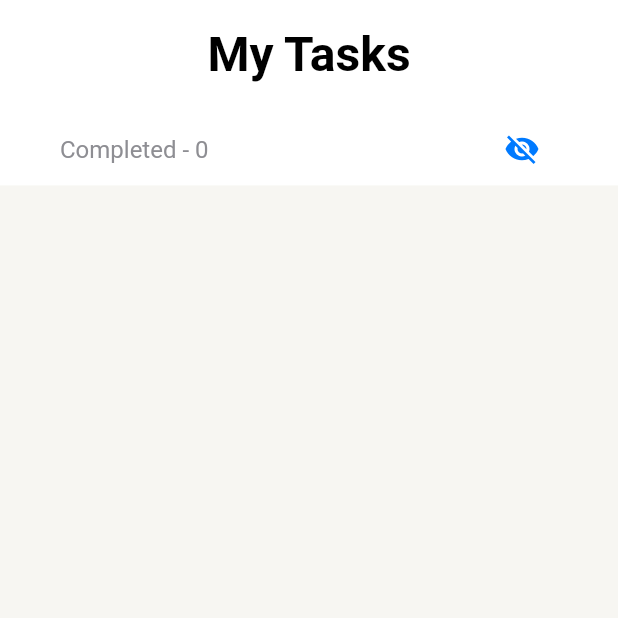
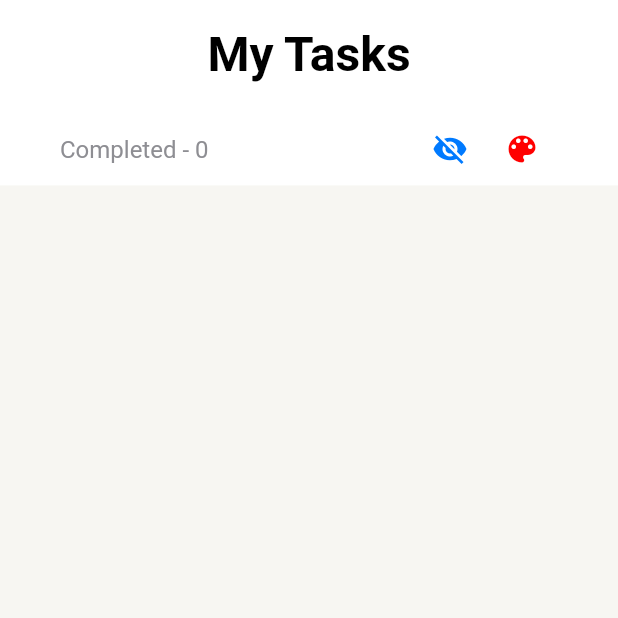
Before and after one commit to aanazhi/todo_list_yandex, a Flutter app: the screen it shows after launch, scrolled down 206 dp, after a tap on the "visibility" icon, on a phone screen of 412 x 824 dp, the top half of it. Run offline on Flutter 3.47's test engine with Material 3 defaults, Android fonts, the phone set to English and light mode, and no system bars; our stand-ins replace connectivity_plus, device_info_plus, dio, firebase_analytics, firebase_core, firebase_crashlytics and 6 more; accounts and stored records are empty; network calls fail.

Commit message:
ДЗ4_Linus Torvalds

```diff
--- a/todo_list_yandex/lib/config/theme/app_theme.dart
+++ b/todo_list_yandex/lib/config/theme/app_theme.dart
@@ -3,7 +3,6 @@ import 'package:flutter/material.dart';
 @immutable
 class AppTheme {
   const AppTheme._();
-
   static final light = ThemeData(
     useMaterial3: false,
     brightness: Brightness.light,
@@ -49,6 +48,52 @@ class AppTheme {
       onSurface: AppColors.labelLightPrimary,
     ).copyWith(onPrimary: AppColors.backLightPrimary),
   );
+
+  static final dark = ThemeData(
+    useMaterial3: false,
+    brightness: Brightness.dark,
+    primaryColor: AppColors.labelDarkPrimary,
+    scaffoldBackgroundColor: AppColors.backDarkSecondary,
+    cardColor: AppColors.backDarkElevated,
+    dividerColor: AppColors.supportDarkSeparator,
+    hoverColor: AppColors.supportDarkOverlay,
+    textTheme: const TextTheme(
+      displayLarge: TextStyle(
+          color: AppColors.labelDarkPrimary,
+          fontSize: 32.0,
+          fontWeight: FontWeight.bold),
+      displayMedium: TextStyle(
+        color: AppColors.labelDarkSecondary,
+        fontSize: 20.0,
+      ),
+      bodyLarge: TextStyle(
+        color: AppColors.labelDarkPrimary,
+        fontSize: 20.0,
+      ),
+      bodyMedium: TextStyle(
+        color: AppColors.labelDarkPrimary,
+        fontSize: 16.0,
+      ),
+      bodySmall: TextStyle(
+        color: AppColors.colorDarkGray,
+        fontSize: 16.0,
+      ),
+    ),
+    buttonTheme: const ButtonThemeData(
+      buttonColor: AppColors.colorDarkBlue,
+      textTheme: ButtonTextTheme.primary,
+    ),
+    colorScheme: const ColorScheme.dark(
+      primary: AppColors.colorDarkBlue,
+      secondary: AppColors.colorDarkGreen,
+      error: AppColors.colorDarkRed,
+      onPrimary: AppColors.backDarkPrimary,
+      surface: AppColors.backDarkSecondary,
+      onSecondary: AppColors.colorDarkGray,
+      onError: AppColors.supportDarkSeparator,
+      onSurface: AppColors.labelDarkPrimary,
+    ).copyWith(onPrimary: AppColors.backDarkPrimary),
+  );
 }
 
 class AppColors {
@@ -74,4 +119,27 @@ class AppColors {
   static const Color backLightPrimary = Color(0xFFF7F6F2);
   static const Color backLightSecondary = Color(0xFFFFFFFF);
   static const Color backLightElevated = Color(0xFFFFFFFF);
+
+  // Support [Dark]
+  static const Color supportDarkSeparator = Color(0x33FFFFFF);
+  static const Color supportDarkOverlay = Color(0x52000000);
+
+  // Label [Dark]
+  static const Color labelDarkPrimary = Color(0xFFFFFFFF);
+  static const Color labelDarkSecondary = Color(0x99FFFFFF);
+  static const Color labelDarkTertiary = Color(0x66FFFFFF);
+  static const Color labelDarkDisable = Color(0x26FFFFFF);
+
+  // Color [Dark]
+  static const Color colorDarkRed = Color(0xFFFF453A);
+  static const Color colorDarkGreen = Color(0xFF32D74B);
+  static const Color colorDarkBlue = Color(0xFF0A84FF);
+  static const Color colorDarkGray = Color(0xFF8E8E93);
+  static const Color colorDarkGrayLight = Color(0xFF48484A);
+  static const Color colorDarkWhite = Color(0xFFFFFFFF);
+
+  // Back [Dark]
+  static const Color backDarkPrimary = Color(0xFF161618);
+  static const Color backDarkSecondary = Color(0xFF252528);
+  static const Color backDarkElevated = Color(0xFF3C3C3F);
 }
--- /dev/null
+++ b/todo_list_yandex/lib/features/tasks/data/providers/remote_configs_provider.dart
@@ -0,0 +1,19 @@
+import 'dart:ui';
+
+import 'package:firebase_remote_config/firebase_remote_config.dart';
+import 'package:flutter_riverpod/flutter_riverpod.dart';
+import 'package:todo_list_yandex/features/tasks/application/color_state_notifier.dart';
+import 'package:todo_list_yandex/features/tasks/data/services/remote_config_service.dart';
+
+final remoteConfigProvider = Provider<RemoteConfigService>((ref) {
+  final remoteConfig = FirebaseRemoteConfig.instance;
+  final service = RemoteConfigService(remoteConfig);
+  service.initialize();
+  return service;
+});
+
+final colorStateProvider =
+    StateNotifierProvider<ColorStateNotifier, Color>((ref) {
+  final remoteConfigService = ref.watch(remoteConfigProvider);
+  return ColorStateNotifier(remoteConfigService.importanceColor);
+});
--- /dev/null
+++ b/todo_list_yandex/lib/features/tasks/data/router/app_router.dart
@@ -0,0 +1,35 @@
+import 'package:flutter/material.dart';
+import 'package:go_router/go_router.dart';
+import 'package:todo_list_yandex/features/tasks/data/models/task_model.dart';
+import 'package:todo_list_yandex/features/tasks/data/services/analytics_service.dart';
+import 'package:todo_list_yandex/features/tasks/presentation/screens/add_edit_task_screen.dart';
+import 'package:todo_list_yandex/features/tasks/presentation/screens/home_screen.dart';
+
+class AppRouter {
+  final GoRouter router;
+
+  AppRouter()
+      : router = GoRouter(
+          routes: [
+            GoRoute(
+              path: '/',
+              builder: (context, state) {
+                AnalyticsService.logScreenView('HomeScreen');
+                return const HomeScreen();
+              },
+            ),
+            GoRoute(
+              path: '/addtask',
+              builder: (context, state) {
+                final task = state.extra as Task?;
+                AnalyticsService.logScreenView('AddEditTaskScreen');
+                return AddEditTaskScreen(task: task);
+              },
+            ),
+          ],
+        );
+
+  void navigateToAddTask(BuildContext context, {Task? task}) {
+    router.go('/addtask', extra: task);
+  }
+}
--- /dev/null
+++ b/todo_list_yandex/lib/features/tasks/data/services/analytics_service.dart
@@ -0,0 +1,27 @@
+import 'package:firebase_analytics/firebase_analytics.dart';
+import 'package:todo_list_yandex/logger/logger.dart';
+
+class AnalyticsService {
+  static final FirebaseAnalytics _analytics = FirebaseAnalytics.instance;
+
+  static void logTaskEvent(String action, String taskId) {
+    _analytics.logEvent(
+      name: 'task_$action',
+      parameters: <String, Object>{
+        'task_id': taskId,
+        'timestamp': DateTime.now().toIso8601String(),
+      },
+    );
+  }
+
+  static void logScreenView(String screenName) {
+    TaskLogger().logDebug('Переход на экран: $screenName');
+    _analytics.logEvent(
+      name: 'screen_view',
+      parameters: <String, Object>{
+        'screen_name': screenName,
+        'timestamp': DateTime.now().toIso8601String(),
+      },
+    );
+  }
+}
--- /dev/null
+++ b/todo_list_yandex/lib/features/tasks/data/services/remote_config_service.dart
@@ -0,0 +1,51 @@
+import 'package:firebase_remote_config/firebase_remote_config.dart';
+import 'package:flutter/material.dart';
+import 'package:todo_list_yandex/logger/logger.dart';
+
+class RemoteConfigService {
+  final FirebaseRemoteConfig _remoteConfig;
+
+  RemoteConfigService(this._remoteConfig);
+
+  static const String importanceColorKey = 'importanceColor';
+  final colorsRed =  const Color(0xFFFF3B30);
+
+  Future<void> initialize() async {
+    await _remoteConfig.setDefaults(<String, dynamic>{
+      importanceColorKey: '#FF0000',
+    });
+
+    await fetchAndActivate();
+  }
+
+  Future<void> fetchAndActivate() async {
+    try {
+      await _remoteConfig.setConfigSettings(RemoteConfigSettings(
+        fetchTimeout: const Duration(seconds: 10),
+        minimumFetchInterval: Duration.zero,
+      ));
+      await _remoteConfig.fetchAndActivate();
+    } catch (e) {
+      TaskLogger().logDebug(e.toString());
+    }
+  }
+
+  Color get importanceColor {
+    final colorString = _remoteConfig.getString(importanceColorKey);
+    TaskLogger().logDebug('importanceColor - ${_hexToColor(colorString)}');
+    return _hexToColor(colorString) ?? colorsRed;
+  }
+
+  Color? _hexToColor(String hex) {
+    try {
+      hex = hex.replaceFirst('#', '');
+      if (hex.length == 6) {
+        hex = 'FF$hex';
+      }
+      return Color(int.parse(hex, radix: 16));
+    } catch (e) {
+      TaskLogger().logDebug('Error parsing color: $e');
+      return null;
+    }
+  }
+}
--- a/todo_list_yandex/lib/features/tasks/presentation/screens/home_screen.dart
+++ b/todo_list_yandex/lib/features/tasks/presentation/screens/home_screen.dart
@@ -1,4 +1,5 @@
 import 'package:flutter/material.dart';
+import 'package:todo_list_yandex/features/tasks/data/providers/remote_configs_provider.dart';
 import 'package:todo_list_yandex/features/tasks/data/providers/tasks_provider.dart';
 import 'package:todo_list_yandex/features/tasks/presentation/widgets/add_task_button_plus.dart';
 import 'package:todo_list_yandex/features/tasks/presentation/widgets/my_sliver_app_bar.dart';
@@ -18,7 +19,7 @@ class HomeScreen extends ConsumerWidget {
     final deviceSize = MediaQuery.of(context).size;
     final isVisible = ref.watch(taskVisibilityProvider);
     final tasksAsyncValue = ref.watch(tasksProvider);
-    final tasksService = ref.watch(tasksServiceProvider);
+    final importanceColor = ref.watch(colorStateProvider);
 
     return Scaffold(
       backgroundColor: colors.onPrimary,
@@ -54,7 +55,9 @@ class HomeScreen extends ConsumerWidget {
                             const Spacer(),
                             Padding(
                               padding: const EdgeInsets.only(right: 40),
-                              child: IconButton(
+                              child: Row(
+                                children: [
+                                  IconButton(
                                     onPressed: () {
                                       TaskLogger().logDebug(
                                           'Нажата кнопка - переключение видимости задачи');
@@ -68,6 +71,17 @@ class HomeScreen extends ConsumerWidget {
                                           : Icons.visibility,
                                       color: colors.primary,
                                     ),
+                                  ),
+                                  IconButton(
+                                    onPressed: () => ref
+                                        .read(colorStateProvider.notifier)
+                                        .toggleColor(),
+                                    icon: Icon(
+                                      Icons.color_lens,
+                                      color: importanceColor,
+                                    ),
+                                  ),
+                                ],
                               ),
                             ),
                           ],
--- a/todo_list_yandex/lib/main.dart
+++ b/todo_list_yandex/lib/main.dart
@@ -1,13 +1,13 @@
+import 'package:firebase_core/firebase_core.dart';
+import 'package:firebase_crashlytics/firebase_crashlytics.dart';
 import 'package:flutter/material.dart';
 import 'package:flutter/services.dart';
 import 'package:flutter_localizations/flutter_localizations.dart';
 import 'package:flutter_riverpod/flutter_riverpod.dart';
-import 'package:go_router/go_router.dart';
 import 'package:hive_flutter/hive_flutter.dart';
 import 'package:todo_list_yandex/config/theme/app_theme.dart';
 import 'package:todo_list_yandex/features/tasks/data/models/task_model.dart';
-import 'package:todo_list_yandex/features/tasks/presentation/screens/add_edit_task_screen.dart';
-import 'package:todo_list_yandex/features/tasks/presentation/screens/home_screen.dart';
+import 'package:todo_list_yandex/features/tasks/data/router/app_router.dart';
 import 'package:todo_list_yandex/generated/l10n.dart';
 import 'package:todo_list_yandex/logger/logger.dart';
 
@@ -16,7 +16,16 @@ void main() async {
 
   await Hive.initFlutter();
   Hive.registerAdapter(TaskAdapter());
+  await Firebase.initializeApp();
 
+  FlutterError.onError = FirebaseCrashlytics.instance.recordFlutterFatalError;
+
+  SystemChrome.setPreferredOrientations([
+    DeviceOrientation.portraitUp,
+    DeviceOrientation.landscapeLeft,
+    DeviceOrientation.landscapeRight,
+    DeviceOrientation.portraitDown,
+  ]);
   runApp(ProviderScope(child: TodoApp()));
 }
 
@@ -27,28 +36,14 @@ class TodoApp extends StatefulWidget {
 
 class _TodoAppState extends State<TodoApp> {
   static const platform = MethodChannel('com.example.todo_list_yandex/intent');
-  late final GoRouter _router;
+  late final AppRouter _appRouter;
   bool _initialIntentHandled = false;
 
   @override
   void initState() {
     super.initState();
 
-    _router = GoRouter(
-      routes: [
-        GoRoute(
-          path: '/',
-          builder: (context, state) => HomeScreen(),
-        ),
-        GoRoute(
-          path: '/addtask',
-          builder: (context, state) {
-            final task = state.extra as Task?;
-            return AddEditTaskScreen(task: task);
-          },
-        ),
-      ],
-    );
+    _appRouter = AppRouter();
 
     _handleInitialIntent();
 
@@ -60,7 +55,7 @@ class _TodoAppState extends State<TodoApp> {
           if (uri.scheme == 'myapp' && uri.host == 'addtask') {
             if (mounted) {
               setState(() {
-                _router.go('/addtask');
+                _appRouter.navigateToAddTask(context);
               });
             }
           }
@@ -80,7 +75,7 @@ class _TodoAppState extends State<TodoApp> {
         if (uri != null && uri.scheme == 'myapp' && uri.host == 'addtask') {
           if (mounted) {
             setState(() {
-              _router.go('/addtask');
+              _appRouter.navigateToAddTask(context);
             });
           }
         }
@@ -95,7 +90,7 @@ class _TodoAppState extends State<TodoApp> {
   @override
   Widget build(BuildContext context) {
     return MaterialApp.router(
-      routerConfig: _router,
+      routerConfig: _appRouter.router,
       localizationsDelegates: const [
         S.delegate,
         GlobalMaterialLocalizations.delegate,
@@ -105,6 +100,8 @@ class _TodoAppState extends State<TodoApp> {
       supportedLocales: S.delegate.supportedLocales,
       debugShowCheckedModeBanner: false,
       theme: AppTheme.light,
+      darkTheme: AppTheme.dark,
+      themeMode: ThemeMode.system,
     );
   }
 }
```
Also changed, not shown: todo_list_yandex/lib/features/tasks/application/color_state_notifier.dart (added, +13 -0 lines), todo_list_yandex/lib/features/tasks/data/services/tasks_sevice.dart (+8 -3 lines), todo_list_yandex/lib/features/tasks/presentation/screens/add_edit_task_screen.dart (+9 -3 lines), todo_list_yandex/lib/features/tasks/presentation/widgets/tasks.dart (+5 -2 lines), todo_list_yandex/lib/features/tasks/presentation/widgets/tasks_card.dart (+12 -1 lines), todo_list_yandex/pubspec.yaml (+8 -1 lines), todo_list_yandex/lib/features/tasks/data/providers/tasks_provider.dart (line endings or trailing spaces), 4 other files. Lines whose indentation alone changed are shown as unchanged.
